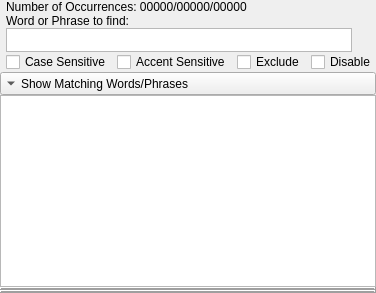
This is programs/KJVCanOpener/KJVSearchPhraseEdit.ui in dewhisna/KingJamesPureBibleSearch as Qt 5 draws it before an edit. The edited form follows.
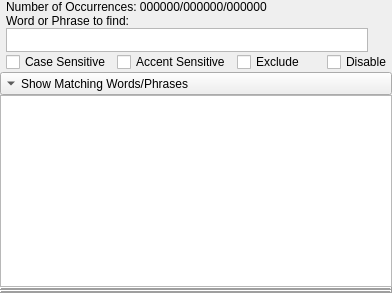
This is the edited form. Icons and pictures are not drawn. Custom widgets are drawn as their Qt base class.

What changed in the file:
```diff
--- a/programs/KJVCanOpener/KJVSearchPhraseEdit.ui
+++ b/programs/KJVCanOpener/KJVSearchPhraseEdit.ui
@@ -85,7 +85,7 @@
               <string>Occurrence Count for this Phrase: Contributing/Selected Text/Whole Bible</string>
              </property>
              <property name="text">
-              <string>Number of Occurrences: 00000/00000/00000</string>
+              <string>Number of Occurrences: 000000/000000/000000</string>
              </property>
             </widget>
            </item>
```
